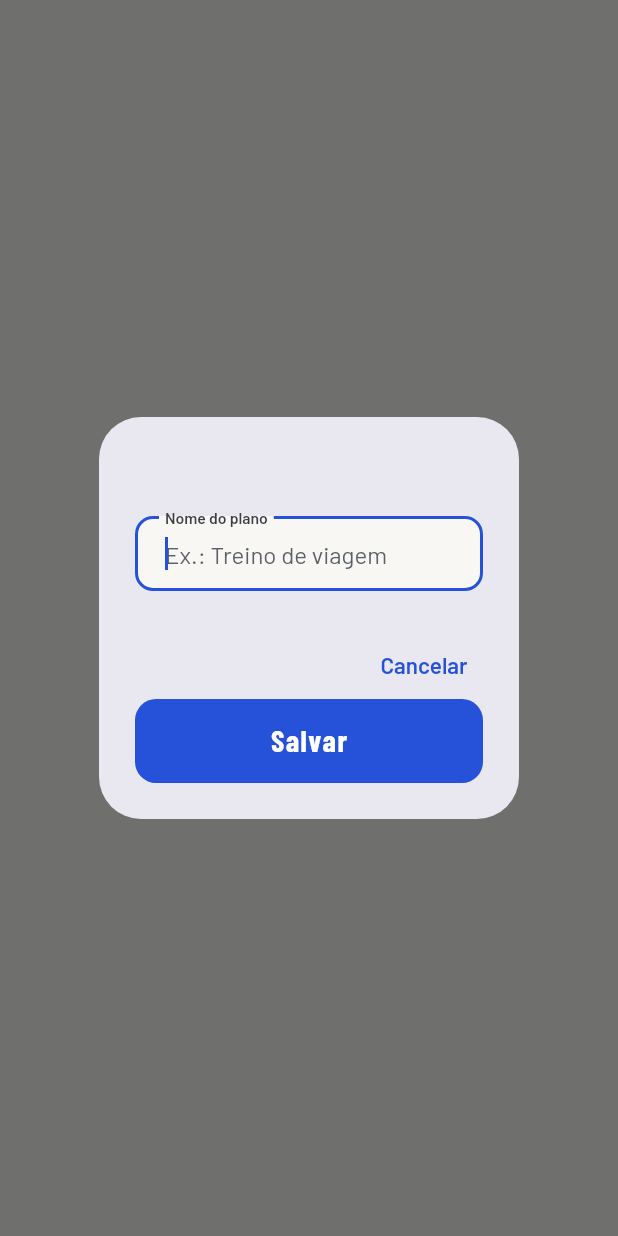
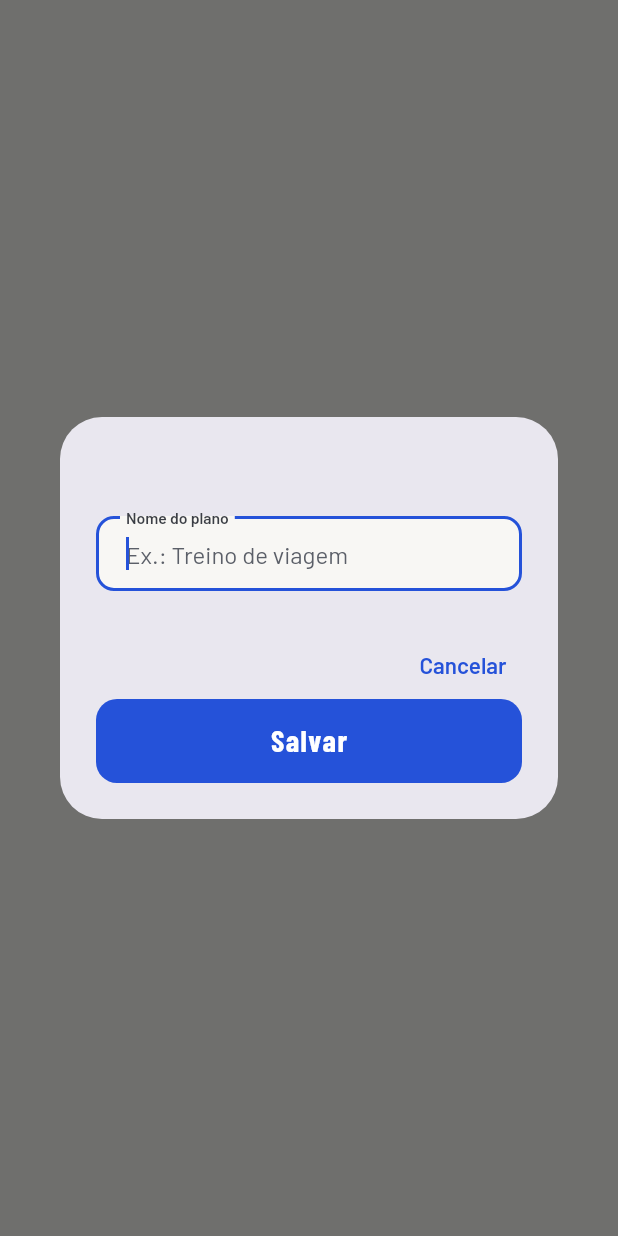
Before and after one commit to VitHug95/diario-treino, a Flutter app: what dialogoNomePlano() shows on an empty page, opened directly with empty values, on a phone screen of 412 x 824 dp. Run offline on Flutter 3.47's test engine with Material 3 defaults, Android fonts, the phone set to English and light mode, and no system bars; our stand-ins replace dio, firebase_auth, firebase_core, fl_chart, flutter_riverpod, go_router and 3 more; accounts and stored records are empty; network calls fail; statements that could not run were skipped.

Commit message:
fix: mesmo ajuste de largura nos dialogos de nome do plano e 'Salvar como ficha'
Mesmo bug do campo de ficha em outros dois dialogos com AlertDialog: dialogoNomePlano (renomear plano) e 'Salvar como ficha' do treino livre tinham o campo como content direto, sem largura -> no web (CanvasKit) o campo ficava estreito e clicar fora dele caia no barrier e fechava. Envolve os dois no SizedBox(width: AppSizes.larguraDialogo). O 'Novo plano' ja estava ok (Column com crossAxisAlignment.stretch). Varredura confirmou que nao ha outro AlertDialog com campo de texto. analyze 0; suite 315 verde.

```diff
--- a/app/lib/features/planos/acoes_plano.dart
+++ b/app/lib/features/planos/acoes_plano.dart
@@ -139,7 +139,12 @@ Future<String?> dialogoNomePlano(BuildContext context,
     context: context,
     builder: (ctx) => AlertDialog(
       title: Text(titulo),
-      content: Form(
+      // Largura explícita: sem ela, no AlertDialog web (CanvasKit) o campo fica
+      // com a largura intrínseca (estreita) e clicar fora dela cai no barrier e
+      // fecha o diálogo. Ver AppSizes.larguraDialogo.
+      content: SizedBox(
+        width: AppSizes.larguraDialogo,
+        child: Form(
           key: formKey,
           child: TextFormField(
             controller: nome,
@@ -149,6 +154,7 @@ Future<String?> dialogoNomePlano(BuildContext context,
                 labelText: 'Nome do plano', hintText: 'Ex.: Treino de viagem'),
             validator: (v) =>
                 (v == null || v.trim().isEmpty) ? 'Informe o nome' : null,
+          ),
         ),
       ),
       actions: [
```
Also changed, not shown: app/lib/features/sessao/registrar_sessao_screen.dart (+11 -6 lines). Lines whose indentation alone changed are shown as unchanged.
